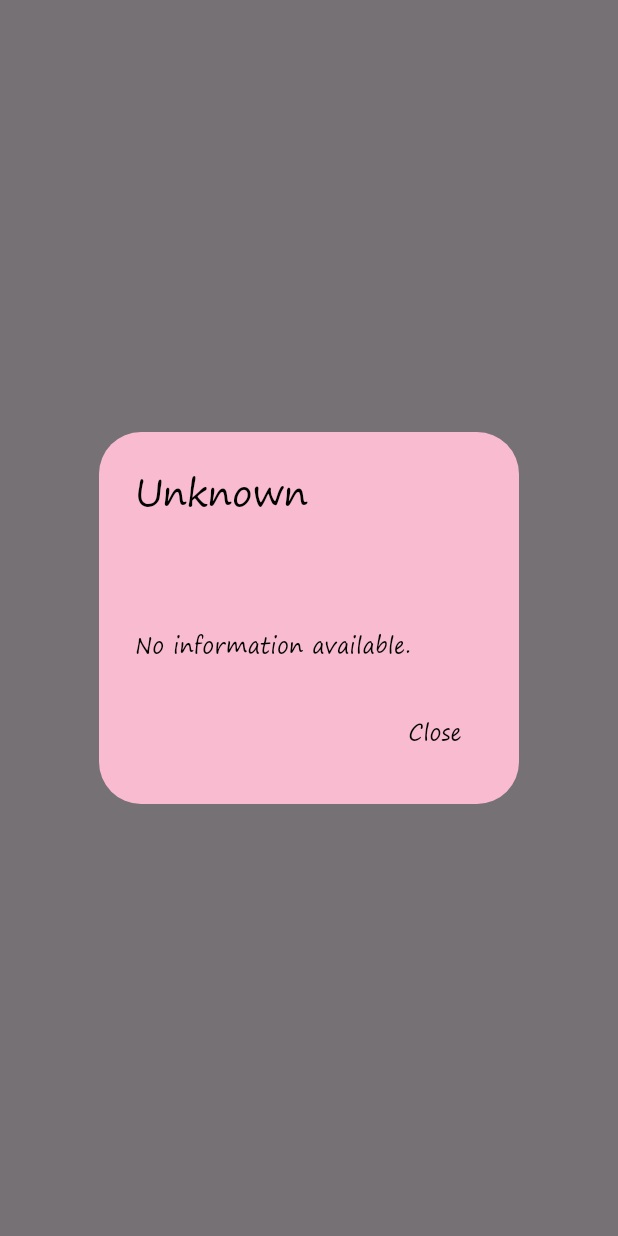
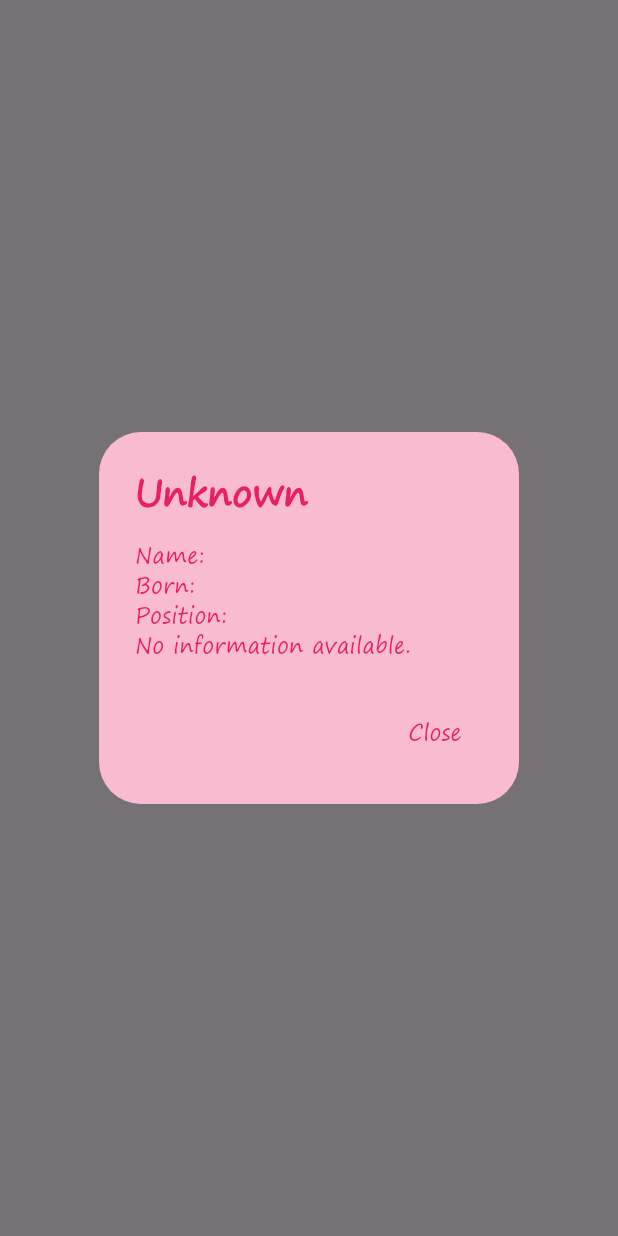
Before and after one commit to Cy2Kin3sis/SONE-Test, a Flutter app: what memberInfo() shows on an empty page, opened directly with empty values, on a phone screen of 412 x 824 dp. Run offline on Flutter 3.47's test engine with Material 3 defaults, Android fonts, the phone set to English and light mode, and no system bars.

Commit message:
Edited member info dialog

```diff
--- a/lib/info.dart
+++ b/lib/info.dart
@@ -69,7 +69,7 @@ void memberInfo(BuildContext context, int memberId) {
       fullName = 'Seo Ju-hyun';
       birthdate = 'June 28, 1991';
       position = 'Lead Vocalist; Maknae';
-      description = 'Actress who also participated in musical plays';
+      description = 'Youngest member and actress who also participated in musical plays';
       break;
     default:
       name = 'Unknown';
@@ -81,10 +81,10 @@ void memberInfo(BuildContext context, int memberId) {
     builder: (BuildContext context) {
       return AlertDialog(
         backgroundColor: Colors.pink[100], // Light/carnation pink
-        title: Text(name, style: const TextStyle(color: Colors.black)),
-        content: Text('$fullName\n$birthdate\n$position\n$description', style: const TextStyle(color: Colors.black)),
+        title: Text(name, style: const TextStyle(color: Colors.pink, fontWeight: FontWeight.bold)),
+        content: Text('Name: $fullName\nBorn: $birthdate\nPosition: $position\n$description', style: const TextStyle(color: Colors.pink)),
         actions: <Widget>[
-          TextButton(child: const Text('Close', style: TextStyle(color: Colors.black)), onPressed: () => Navigator.of(context).pop()),
+          TextButton(child: const Text('Close', style: TextStyle(color: Colors.pink)), onPressed: () => Navigator.of(context).pop()),
         ],
       );
     },
```
